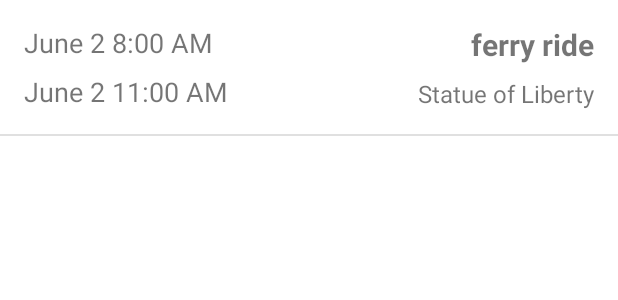
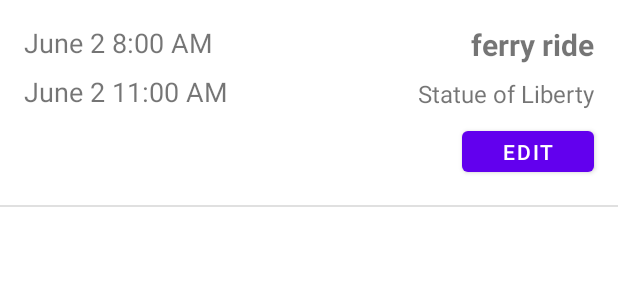
Before and after one commit to jesslin02/TripBuddy, an Android app: the layout item_event.xml on its own in the app's theme, with its tools: preview values and no code run, on a phone screen of 412 x 824 dp. Shown: the top 300 px of the screen. Run offline under Robolectric (Android 15) with nearby library versions, the phone set to English and light mode, and no system bars.

Commit message:
can edit events from itinerary

```diff
--- a/app/src/main/java/com/tripbuddy/ItineraryActivity.java
+++ b/app/src/main/java/com/tripbuddy/ItineraryActivity.java
@@ -37,7 +37,7 @@ public class ItineraryActivity extends AppCompatActivity {
 
         rvEvents = findViewById(R.id.rvEvents);
         allEvents = new ArrayList<>();
-        adapter = new ItineraryAdapter(this, allEvents);
+        adapter = new ItineraryAdapter(this, allEvents, trip);
 
         rvEvents.setAdapter(adapter);
         llManager = new LinearLayoutManager(this);
--- a/app/src/main/res/layout/item_event.xml
+++ b/app/src/main/res/layout/item_event.xml
@@ -54,6 +54,17 @@
         android:layout_height="1dp"
         android:layout_marginTop="16dp"
         android:background="?android:attr/listDivider"
+        app:layout_constraintTop_toBottomOf="@id/btnEdit"/>
+
+    <Button
+        android:id="@+id/btnEdit"
+        android:minHeight="0dp"
+        android:layout_width="wrap_content"
+        android:layout_height="wrap_content"
+        android:layout_marginTop="8dp"
+        android:layout_marginEnd="16dp"
+        android:text="Edit"
+        app:layout_constraintEnd_toEndOf="parent"
         app:layout_constraintTop_toBottomOf="@id/tvEnd"/>
 
 </androidx.constraintlayout.widget.ConstraintLayout>
```
Also changed, not shown: app/src/main/java/com/tripbuddy/CreateEventActivity.java (+32 -2 lines), app/src/main/java/com/tripbuddy/ItineraryAdapter.java (+17 -1 lines), app/src/main/java/com/tripbuddy/models/Event.java (+8 -0 lines).
